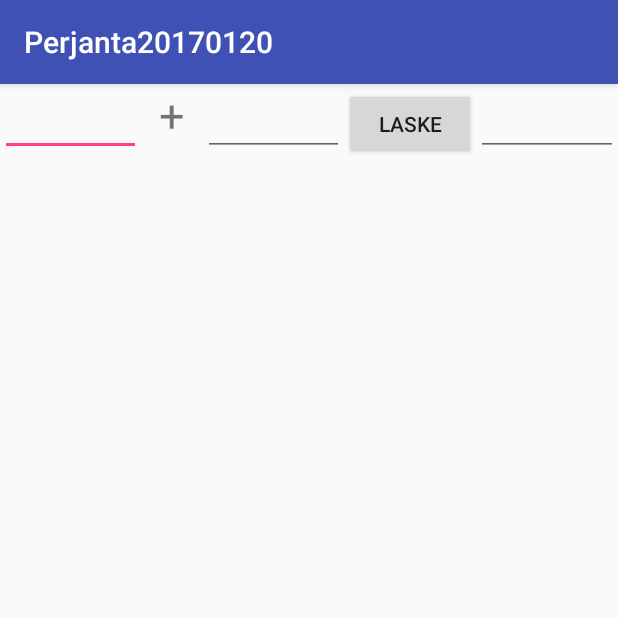
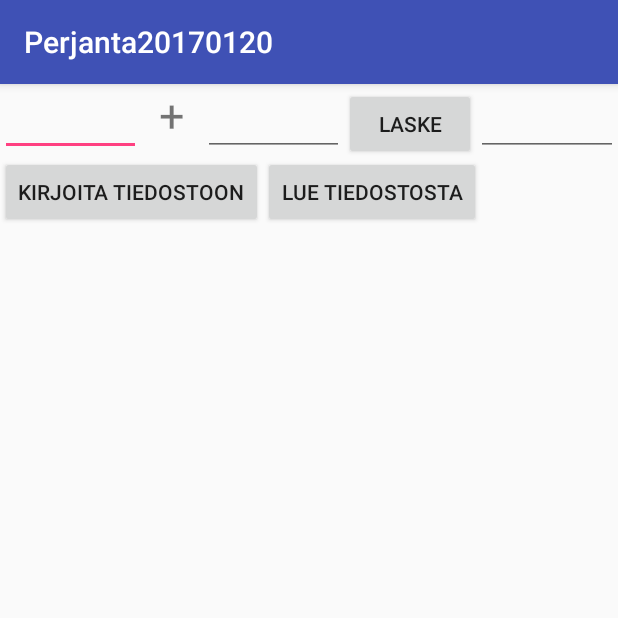
Before and after one commit to miksa007/Perjantaitesti, an Android app: the screen it shows after launch (MainActivity), on a phone screen of 412 x 824 dp, the top half of it. Run offline under Robolectric (Android 15) with nearby library versions, the phone set to English and light mode, and no system bars.

```diff
--- a/Perjanta20170120/app/src/main/res/layout/activity_main.xml
+++ b/Perjanta20170120/app/src/main/res/layout/activity_main.xml
@@ -1,4 +1,10 @@
 <?xml version="1.0" encoding="utf-8"?>
+<LinearLayout xmlns:android="http://schemas.android.com/apk/res/android"
+    xmlns:tools="http://schemas.android.com/tools"
+    android:layout_width="match_parent"
+    android:layout_height="wrap_content"
+    android:orientation="vertical"
+    >
     <LinearLayout
         xmlns:android="http://schemas.android.com/apk/res/android"
         xmlns:tools="http://schemas.android.com/tools"
@@ -39,3 +45,22 @@
             android:layout_height="wrap_content" />
 
     </LinearLayout>
+    <LinearLayout
+        xmlns:android="http://schemas.android.com/apk/res/android"
+        xmlns:tools="http://schemas.android.com/tools"
+        android:layout_width="match_parent"
+        android:layout_height="match_parent"
+        android:orientation="horizontal">
+        <Button
+            android:layout_width="wrap_content"
+            android:layout_height="wrap_content"
+            android:text="@string/button_kirjoita"
+            android:onClick="kirjoitaTiedostoon"/>
+        <Button
+            android:layout_width="wrap_content"
+            android:layout_height="wrap_content"
+            android:text="@string/button_lue"
+            android:onClick="lueTiedostosta"/>
+
+    </LinearLayout>
+</LinearLayout>
--- a/Perjanta20170120/app/src/main/res/values/strings.xml
+++ b/Perjanta20170120/app/src/main/res/values/strings.xml
@@ -4,4 +4,6 @@
     <string name="edit_message">numero</string>
     <string name="edit_name">Anna nimesi</string>
     <string name="button_send">Laske</string>
+    <string name="button_kirjoita">Kirjoita tiedostoon</string>
+    <string name="button_lue">Lue tiedostosta</string>
 </resources>
```
Also changed, not shown: Perjanta20170120/app/src/main/java/fi/tut/saari5/perjanta20170120/MainActivity.java (+62 -10 lines). Lines whose indentation alone changed are shown as unchanged.
